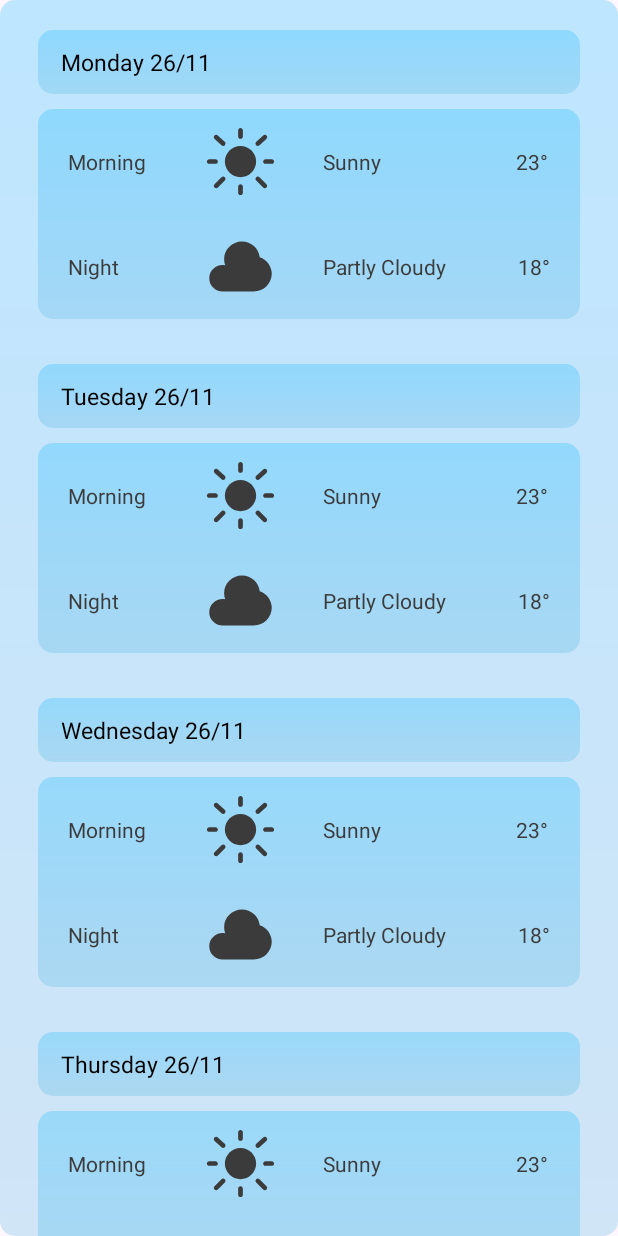
After one commit to kOOnzTe/Weather-in-Turkey-App, an Android app: the WeeklyForecastActivity screen opened directly, with no data from a screen before it, on a phone screen of 412 x 824 dp. The commit adds this screen. Run offline under Robolectric (Android 15) with nearby library versions, the phone set to English and light mode, and no system bars.

Commit message:
Created new activity and layout for weekly weather forecasts. Added intent from main activity to weekly forecast. Added new recyclerview for the weekly forecasts and prepared a manual list.

```diff
--- a/app/build.gradle.kts
+++ b/app/build.gradle.kts
@@ -45,6 +45,8 @@ dependencies {
     implementation("androidx.appcompat:appcompat:1.6.1")
     implementation("com.google.android.material:material:1.10.0")
     implementation("androidx.constraintlayout:constraintlayout:2.1.4")
+    implementation("androidx.navigation:navigation-fragment-ktx:2.6.0")
+    implementation("androidx.navigation:navigation-ui-ktx:2.6.0")
     testImplementation("junit:junit:4.13.2")
     androidTestImplementation("androidx.test.ext:junit:1.1.5")
     androidTestImplementation("androidx.test.espresso:espresso-core:3.5.1")
--- a/app/src/main/java/com/mid/bilweatherapp/MainActivity.kt
+++ b/app/src/main/java/com/mid/bilweatherapp/MainActivity.kt
@@ -1,12 +1,12 @@
 package com.mid.bilweatherapp
 
 import android.annotation.SuppressLint
+import android.content.Intent
 import android.os.Bundle
 import android.util.Log
 import android.view.GestureDetector
 import android.view.MotionEvent
 import android.view.WindowManager
-import android.widget.Toast
 import androidx.appcompat.app.AppCompatActivity
 import androidx.core.view.GestureDetectorCompat
 import androidx.recyclerview.widget.LinearLayoutManager
@@ -19,14 +19,14 @@ import retrofit2.Response
 import retrofit2.Call
 import retrofit2.Callback
 import android.media.MediaPlayer
-import androidx.core.content.ContentProviderCompat.requireContext
 
 class MainActivity : AppCompatActivity(), DailyForecastRecyclerViewAdapter.RecyclerAdapterInterface {
 
     lateinit var weatherService: ApiService
     private lateinit var binding: ActivityMainBinding
     private lateinit var layoutManager: LinearLayoutManager
-    private lateinit var adapter: DailyForecastRecyclerViewAdapter
+    private lateinit var dailyForecastAdapter: DailyForecastRecyclerViewAdapter
+
     private var gestureDetector: GestureDetectorCompat? = null
     private lateinit var mediaPlayer: MediaPlayer
     @SuppressLint("ClickableViewAccessibility") // to remove gestureDetector warning
@@ -63,8 +63,8 @@ class MainActivity : AppCompatActivity(), DailyForecastRecyclerViewAdapter.Recyc
         binding.recyclerSocial.layoutManager = layoutManager
 
         // Fill the RecyclerView with the adapter
-        adapter = DailyForecastRecyclerViewAdapter(this, DailyForecastSys.dailyForecasts)
-        binding.recyclerSocial.adapter = adapter
+        dailyForecastAdapter = DailyForecastRecyclerViewAdapter(this, DailyForecastSys.dailyForecasts)
+        binding.recyclerSocial.adapter = dailyForecastAdapter
 
         // Combined GestureDetector for both "long-press" and "double-tap" Gestures
         gestureDetector = GestureDetectorCompat(this, CustomGesture())
@@ -73,6 +73,15 @@ class MainActivity : AppCompatActivity(), DailyForecastRecyclerViewAdapter.Recyc
         binding.root.setOnTouchListener { _, event ->
             gestureDetector?.onTouchEvent(event)
             true
+        }
+
+        binding.weeklySeeMore.setOnClickListener {
+            try {
+                val intent = Intent(this, WeeklyForecastActivity::class.java)
+                startActivity(intent)
+            } catch (e: Exception) {
+                e.printStackTrace()
+            }
         }
 
 
--- /dev/null
+++ b/app/src/main/java/com/mid/bilweatherapp/WeeklyForecastActivity.kt
@@ -0,0 +1,47 @@
+package com.mid.bilweatherapp
+
+import androidx.appcompat.app.AppCompatActivity
+import android.os.Bundle
+import android.util.Log
+import android.view.WindowManager
+import android.widget.Toast
+import androidx.recyclerview.widget.LinearLayoutManager
+import com.mid.bilweatherapp.databinding.ActivityWeeklyForecastBinding
+import com.mid.bilweatherapp.weeklyforecast.WeeklyForecast
+import com.mid.bilweatherapp.weeklyforecast.WeeklyForecastRecyclerAdapter
+import com.mid.bilweatherapp.weeklyforecast.WeeklyForecastSys
+
+class WeeklyForecastActivity : AppCompatActivity(), WeeklyForecastRecyclerAdapter.RecyclerAdapterInterface {
+    private lateinit var weeklyForecastAdapter: WeeklyForecastRecyclerAdapter
+    private lateinit var binding: ActivityWeeklyForecastBinding
+    private lateinit var layoutManager: LinearLayoutManager
+
+    override fun onCreate(savedInstanceState: Bundle?) {
+        super.onCreate(savedInstanceState)
+        binding = ActivityWeeklyForecastBinding.inflate(layoutInflater)
+        supportActionBar?.hide()
+        setContentView(binding.root)
+
+        getWindow().setFlags(WindowManager.LayoutParams.FLAG_FULLSCREEN, WindowManager.LayoutParams.FLAG_FULLSCREEN)
+
+        try {
+            WeeklyForecastSys.prepareData()
+
+            layoutManager = LinearLayoutManager(this)
+            layoutManager.orientation = LinearLayoutManager.VERTICAL
+            binding.recyclerWeeklyForecast.layoutManager = layoutManager
+
+            weeklyForecastAdapter = WeeklyForecastRecyclerAdapter(this, WeeklyForecastSys.weeklyForecast)
+            binding.recyclerWeeklyForecast.adapter = weeklyForecastAdapter
+        } catch (e: Exception) {
+            Log.e("WeeklyForecastActivity", "Error in setting up RecyclerView", e)
+            // Optionally, show a user-friendly error message
+            Toast.makeText(this, "Error setting up the forecast view", Toast.LENGTH_LONG).show()
+        }
+
+    }
+
+    override fun displayItem(weather: WeeklyForecast) {
+        Toast.makeText(this, "Welcome", Toast.LENGTH_SHORT).show()
+    }
+}
--- /dev/null
+++ b/app/src/main/java/com/mid/bilweatherapp/weeklyforecast/WeeklyForecast.kt
@@ -0,0 +1,17 @@
+package com.mid.bilweatherapp.weeklyforecast
+
+data class WeeklyForecast(
+    val weeklyDayTitle:String,
+    val morningTitle: String,
+    val morningIconResId: Int,
+    val morningWeatherDesc: String,
+    val morningDegree: String,
+    val nightTitle: String,
+    val nightIconResId: Int,
+    val nightWeatherDesc: String,
+    val nightDegree: String
+){
+    override fun toString(): String {
+        return "Hourly Weather(day=$morningTitle, date=$nightTitle)"
+    }
+}
--- /dev/null
+++ b/app/src/main/java/com/mid/bilweatherapp/weeklyforecast/WeeklyForecastRecyclerAdapter.kt
@@ -0,0 +1,69 @@
+package com.mid.bilweatherapp.weeklyforecast
+
+import android.content.Context
+import android.view.LayoutInflater
+import android.view.View
+import android.view.ViewGroup
+import android.widget.ImageView
+import android.widget.TextView
+import androidx.recyclerview.widget.RecyclerView
+import com.mid.bilweatherapp.R
+
+class WeeklyForecastRecyclerAdapter(
+    private val context: Context,
+    private val weeklyForecastList: ArrayList<WeeklyForecast>
+) :
+    RecyclerView.Adapter<WeeklyForecastRecyclerAdapter.ViewHolder>() {
+
+
+    interface RecyclerAdapterInterface {
+        fun displayItem(weather: WeeklyForecast)
+    }
+
+    private val recyclerAdapterInterface: WeeklyForecastRecyclerAdapter.RecyclerAdapterInterface =
+        context as RecyclerAdapterInterface
+
+
+    override fun onCreateViewHolder(parent: ViewGroup, viewType: Int): ViewHolder {
+        val itemView = LayoutInflater.from(parent.context)
+            .inflate(R.layout.weekly_weather, parent, false)
+        return ViewHolder(itemView)
+    }
+
+    override fun onBindViewHolder(holder: ViewHolder, position: Int) {
+        val currentItem = weeklyForecastList[position]
+
+        holder.weeklyDayTitle.text = currentItem.weeklyDayTitle
+        holder.morningTitle.text = currentItem.morningTitle
+        holder.morningIcon.setImageResource(currentItem.morningIconResId)
+        holder.morningWeatherDesc.text = currentItem.morningWeatherDesc
+        holder.morningDegree.text = currentItem.morningDegree
+
+        holder.nightTitle.text = currentItem.nightTitle
+        holder.nightIcon.setImageResource(currentItem.nightIconResId)
+        holder.nightWeatherDesc.text = currentItem.nightWeatherDesc
+        holder.nightDegree.text = currentItem.nightDegree
+
+        holder.itemView.setOnClickListener {
+            recyclerAdapterInterface.displayItem(currentItem)
+        }
+    }
+
+    override fun getItemCount(): Int {
+        return weeklyForecastList.size
+    }
+
+    inner class ViewHolder(itemView: View) : RecyclerView.ViewHolder(itemView) {
+        val weeklyDayTitle:TextView = itemView.findViewById(R.id.weekly_recycler_desc)
+        val morningTitle: TextView = itemView.findViewById(R.id.morning_title)
+        val morningIcon: ImageView = itemView.findViewById(R.id.morning_icon)
+        val morningWeatherDesc: TextView = itemView.findViewById(R.id.morning_weather_desc)
+        val morningDegree: TextView = itemView.findViewById(R.id.morning_degree)
+        val nightTitle: TextView = itemView.findViewById(R.id.night_title)
+        val nightIcon: ImageView = itemView.findViewById(R.id.night_icon)
+        val nightWeatherDesc: TextView = itemView.findViewById(R.id.night_weather_desc)
+        val nightDegree: TextView = itemView.findViewById(R.id.night_degree)
+    }
+
+
+}
--- /dev/null
+++ b/app/src/main/java/com/mid/bilweatherapp/weeklyforecast/WeeklyForecastSys.kt
@@ -0,0 +1,28 @@
+package com.mid.bilweatherapp.weeklyforecast
+
+import com.mid.bilweatherapp.R
+import java.util.Collections
+
+object WeeklyForecastSys {
+    lateinit var weeklyForecast: ArrayList<WeeklyForecast>
+        private set
+
+    fun prepareData() {
+        weeklyForecast = ArrayList()
+        Collections.addAll(
+            weeklyForecast,
+            WeeklyForecast("Monday 26/11","Morning", R.drawable.sun, "Sunny", "23°", "Night", R.drawable.cloud, "Partly Cloudy", "18°"),
+            WeeklyForecast("Tuesday 26/11","Morning", R.drawable.sun, "Sunny", "23°", "Night", R.drawable.cloud, "Partly Cloudy", "18°"),
+            WeeklyForecast("Wednesday 26/11","Morning", R.drawable.sun, "Sunny", "23°", "Night", R.drawable.cloud, "Partly Cloudy", "18°"),
+            WeeklyForecast("Thursday 26/11","Morning", R.drawable.sun, "Sunny", "23°", "Night", R.drawable.cloud, "Partly Cloudy", "18°"),
+            WeeklyForecast("Friday 26/11","Morning", R.drawable.sun, "Sunny", "23°", "Night", R.drawable.cloud, "Partly Cloudy", "18°"),
+            WeeklyForecast("Saturday 26/11","Morning", R.drawable.sun, "Sunny", "23°", "Night", R.drawable.cloud, "Partly Cloudy", "18°"),
+            WeeklyForecast("Sunday 26/11","Morning", R.drawable.sun, "Sunny", "23°", "Night", R.drawable.cloud, "Partly Cloudy", "18°"),
+        )
+    }
+
+    fun addItem(forecast: WeeklyForecast) {
+        weeklyForecast.add(forecast)
+    }
+
+}
--- a/app/src/main/res/layout/activity_main.xml
+++ b/app/src/main/res/layout/activity_main.xml
@@ -118,7 +118,7 @@
     </LinearLayout>
 
     <RelativeLayout
-        android:id="@+id/hourly_description_layout"
+        android:id="@+id/weekly_day_description"
         android:layout_width="match_parent"
         android:layout_height="wrap_content"
         android:layout_below="@+id/description_layout"
@@ -155,7 +155,7 @@
         android:id="@+id/hourly_desc_layout"
         android:layout_width="match_parent"
         android:layout_height="wrap_content"
-        android:layout_below="@+id/hourly_description_layout"
+        android:layout_below="@+id/weekly_day_description"
         android:layout_marginHorizontal="15dp"
         android:layout_marginTop="5dp"
         android:background="@drawable/rounded_rectangle_background">
@@ -255,6 +255,7 @@
             android:textSize="15sp" />
 
         <TextView
+            android:id="@+id/weeklySeeMore"
             android:layout_width="wrap_content"
             android:layout_height="wrap_content"
             android:layout_alignParentEnd="true"
--- /dev/null
+++ b/app/src/main/res/layout/activity_weekly_forecast.xml
@@ -0,0 +1,26 @@
+<?xml version="1.0" encoding="utf-8"?>
+<androidx.constraintlayout.widget.ConstraintLayout xmlns:android="http://schemas.android.com/apk/res/android"
+    xmlns:app="http://schemas.android.com/apk/res-auto"
+    xmlns:tools="http://schemas.android.com/tools"
+    android:layout_width="match_parent"
+    android:layout_height="match_parent"
+    tools:context=".WeeklyForecastActivity">
+    <RelativeLayout
+        android:layout_width="match_parent"
+        android:layout_height="wrap_content"
+        android:paddingHorizontal="10dp"
+        app:layout_constraintTop_toTopOf="parent"
+        android:background="@drawable/rounded_rectangle_background">
+
+
+        <androidx.recyclerview.widget.RecyclerView
+            android:id="@+id/recyclerWeeklyForecast"
+            android:layout_width="match_parent"
+            android:layout_height="wrap_content"
+           />
+
+
+
+    </RelativeLayout>
+
+</androidx.constraintlayout.widget.ConstraintLayout>
--- /dev/null
+++ b/app/src/main/res/layout/weekly_weather.xml
@@ -0,0 +1,139 @@
+<?xml version="1.0" encoding="utf-8"?>
+<RelativeLayout xmlns:android="http://schemas.android.com/apk/res/android"
+    android:layout_width="wrap_content"
+    android:layout_height="wrap_content">
+
+    <LinearLayout
+        android:layout_width="wrap_content"
+        android:layout_height="wrap_content"
+        android:paddingVertical="10dp"
+        android:orientation="vertical">
+
+        <!-- First RelativeLayout -->
+        <RelativeLayout
+            android:id="@+id/weekly_day_layout"
+            android:layout_width="match_parent"
+            android:layout_height="wrap_content"
+            android:layout_marginHorizontal="15dp"
+            android:layout_marginVertical="10dp"
+            android:background="@drawable/rounded_rectangle_background"
+            android:paddingHorizontal="15dp"
+            android:paddingVertical="5dp">
+
+            <TextView
+                android:id="@+id/weekly_recycler_desc"
+                android:layout_width="wrap_content"
+                android:layout_height="wrap_content"
+                android:layout_alignParentStart="true"
+                android:layout_centerVertical="true"
+                android:paddingVertical="5dp"
+                android:text="Pzr 26/11"
+                android:textColor="@android:color/black"
+                android:textSize="15sp" />
+
+        </RelativeLayout>
+
+        <RelativeLayout
+            android:id="@+id/weekly_weather_layout"
+            android:layout_width="match_parent"
+            android:layout_height="wrap_content"
+            android:layout_marginHorizontal="15dp"
+            android:background="@drawable/rounded_rectangle_background">
+
+            <LinearLayout
+                android:id="@+id/morning_layout"
+                android:layout_width="match_parent"
+                android:layout_height="wrap_content"
+
+                android:layout_alignParentStart="true"
+                android:layout_alignParentEnd="true"
+                android:layout_marginStart="20dp"
+                android:layout_marginEnd="21dp"
+               android:layout_marginVertical="10dp"
+                android:orientation="horizontal">
+
+                <TextView
+                    android:id="@+id/morning_title"
+                    android:layout_width="60dp"
+                    android:layout_height="wrap_content"
+                    android:layout_gravity="center_vertical"
+                    android:text="Gündüz"
+                    android:textAppearance="@style/TextAppearance.AppCompat.Body1"
+                    android:textColor="@color/lightTextColor" />
+
+                <ImageView
+                    android:id="@+id/morning_icon"
+                    android:layout_width="50dp"
+                    android:layout_height="50dp"
+                    android:layout_marginHorizontal="30dp"
+                    android:src="@drawable/sun" />
+
+                <TextView
+                    android:id="@+id/morning_weather_desc"
+                    android:layout_width="0dp"
+                    android:layout_height="wrap_content"
+                    android:layout_gravity="center_vertical"
+                    android:layout_weight="1"
+                    android:text="Güneşli"
+                    android:textAppearance="@style/TextAppearance.AppCompat.Body1"
+                    android:textColor="@color/lightTextColor" />
+
+                <TextView
+                    android:id="@+id/morning_degree"
+                    android:layout_width="wrap_content"
+                    android:layout_height="wrap_content"
+                    android:layout_gravity="center_vertical"
+                    android:text="23°"
+                    android:textAppearance="@style/TextAppearance.AppCompat.Body1"
+                    android:textColor="@color/lightTextColor" />
+            </LinearLayout>
+
+            <LinearLayout
+                android:id="@+id/night_layout"
+                android:layout_width="match_parent"
+                android:layout_height="wrap_content"
+                android:layout_centerVertical="true"
+                android:layout_below="@id/morning_layout"
+                android:layout_marginStart="20dp"
+                android:layout_marginEnd="20dp"
+                android:layout_marginVertical="10dp"
+                android:orientation="horizontal">
+
+                <TextView
+                    android:id="@+id/night_title"
+                    android:layout_width="60dp"
+                    android:layout_height="wrap_content"
+                    android:layout_gravity="center_vertical"
+                    android:text="Gece"
+                    android:textAppearance="@style/TextAppearance.AppCompat.Body1"
+                    android:textColor="@color/lightTextColor" />
+
+                <ImageView
+                    android:id="@+id/night_icon"
+                    android:layout_width="50dp"
+                    android:layout_height="50dp"
+                    android:layout_marginHorizontal="30dp"
+                    android:src="@drawable/sun" />
+
+                <TextView
+                    android:id="@+id/night_weather_desc"
+                    android:layout_width="0dp"
+                    android:layout_height="wrap_content"
+                    android:layout_gravity="center_vertical"
+                    android:layout_weight="1"
+                    android:text="Güneşli"
+                    android:textAppearance="@style/TextAppearance.AppCompat.Body1"
+                    android:textColor="@color/lightTextColor" />
+
+                <TextView
+                    android:id="@+id/night_degree"
+                    android:layout_width="wrap_content"
+                    android:layout_height="wrap_content"
+                    android:layout_gravity="center_vertical"
+                    android:text="23°"
+                    android:textAppearance="@style/TextAppearance.AppCompat.Body1"
+                    android:textColor="@color/lightTextColor" />
+            </LinearLayout>
+        </RelativeLayout>
+    </LinearLayout>
+</RelativeLayout>
--- a/app/src/main/res/values/strings.xml
+++ b/app/src/main/res/values/strings.xml
@@ -84,5 +84,7 @@
         <item>Yozgat</item>
         <item>Zonguldak</item>
     </string-array>
+    <string name="title_activity_weekly_forecast">WeeklyForecastActivity</string>
+
 
 </resources>
```
Also changed, not shown: app/src/main/AndroidManifest.xml (+9 -4 lines).
